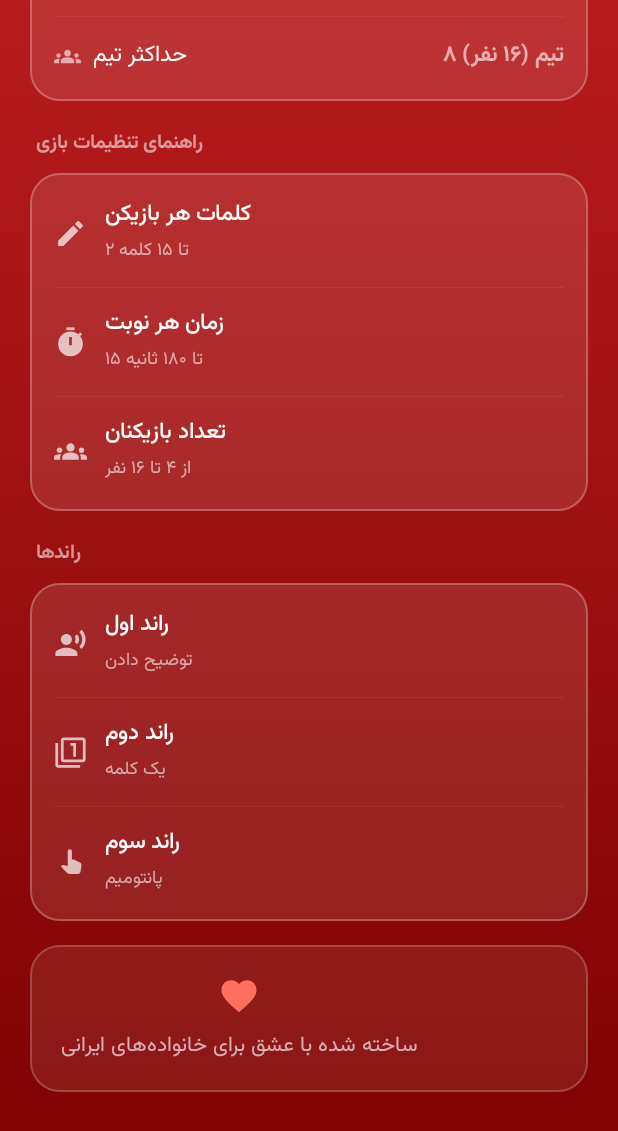
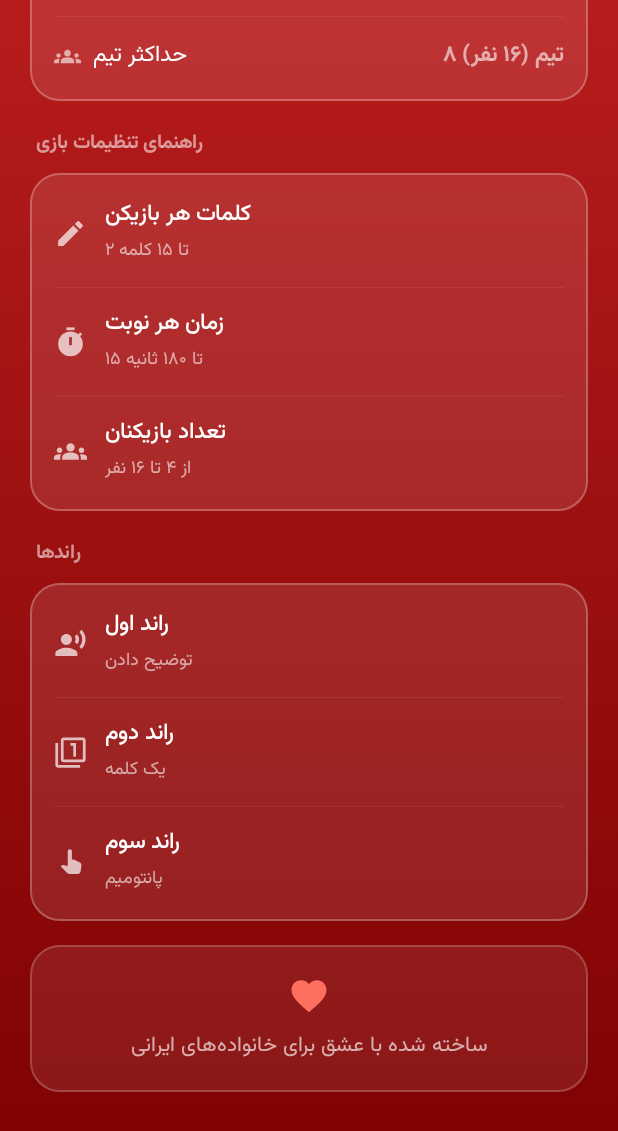
Before and after one commit to navidAbbasian/Kalamz, an Android app built with Jetpack Compose: the composable SettingsScreen shown on its own in the app's theme, scrolled down 365 dp, on a phone screen of 412 x 824 dp. Shown: the top 1131 px of the screen. Run offline under Robolectric (Android 15) with nearby library versions, the light colour scheme and no system bars.

Commit message:
fix: fix bottom navigation visually
👑 جاوید شاه 👑
پاینده باد ایران

```diff
--- a/app/src/main/kotlin/com/example/kalamz/navigation/NavGraph.kt
+++ b/app/src/main/kotlin/com/example/kalamz/navigation/NavGraph.kt
@@ -74,7 +74,9 @@ fun KalamzApp(viewModel: GameViewModel = viewModel()) {
                     KalamzBottomNav(
                         currentTab = currentTab,
                         onTabSelected = { currentTab = it },
-                        modifier = Modifier.align(Alignment.BottomCenter)
+                        modifier = Modifier
+                            .align(Alignment.BottomCenter)
+                            .padding(bottom = 28.dp)
                     )
                 }
             } else {
@@ -188,7 +190,7 @@ fun KalamzBottomNav(
         ) {
             BottomNavItem(
                 icon = Icons.Default.Settings,
-                label = "تنظیمات",
+                label = "اطلاعات",
                 selected = currentTab == MainTab.SETTINGS,
                 onClick = { onTabSelected(MainTab.SETTINGS) }
             )
--- a/app/src/main/kotlin/com/example/kalamz/ui/screens/SettingsScreen.kt
+++ b/app/src/main/kotlin/com/example/kalamz/ui/screens/SettingsScreen.kt
@@ -89,7 +89,9 @@ fun SettingsScreen() {
                     elevation = CardDefaults.cardElevation(0.dp)
                 ) {
                     Column(
-                        modifier = Modifier.padding(20.dp),
+                        modifier = Modifier
+                            .padding(20.dp)
+                            .fillMaxWidth(),
                         horizontalAlignment = Alignment.CenterHorizontally
                     ) {
                         Icon(Icons.Default.Favorite, contentDescription = null, tint = RedLight, modifier = Modifier.size(28.dp))
```
